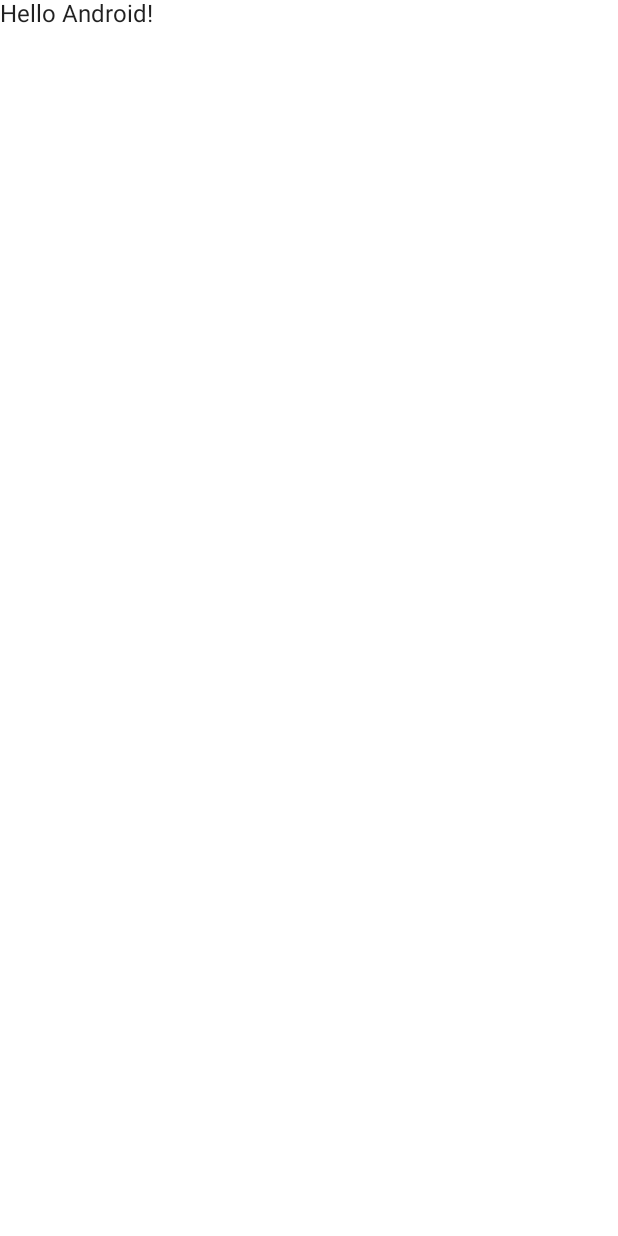
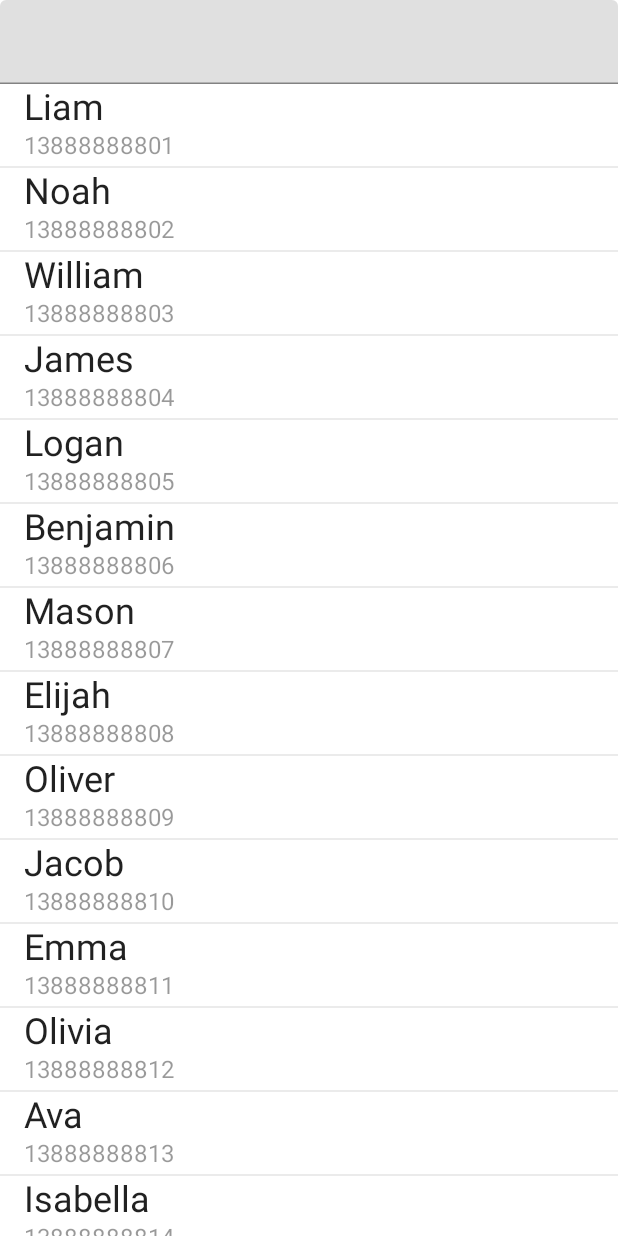
Before and after one commit to Junjie-Jia/JetContacts, an Android app built with Jetpack Compose: the screen it shows after launch (MainActivity), on a phone screen of 412 x 824 dp. Before the commit the screen is almost empty. Run offline under Robolectric (Android 15) with nearby library versions, the phone set to English and light mode, and no system bars.

Commit message:
Contacts list with search function.

```diff
--- /dev/null
+++ b/app/src/main/java/com/jia/jetcontacts/Contact.kt
@@ -0,0 +1,3 @@
+package com.jia.jetcontacts
+
+data class Contact(val name: String, val phoneNumber: String)
--- a/app/src/main/java/com/jia/jetcontacts/MainActivity.kt
+++ b/app/src/main/java/com/jia/jetcontacts/MainActivity.kt
@@ -3,21 +3,60 @@ package com.jia.jetcontacts
 import android.os.Bundle
 import androidx.activity.ComponentActivity
 import androidx.activity.compose.setContent
-import androidx.compose.material.MaterialTheme
-import androidx.compose.material.Surface
-import androidx.compose.material.Text
+import androidx.compose.foundation.layout.Column
+import androidx.compose.foundation.layout.fillMaxWidth
+import androidx.compose.foundation.layout.padding
+import androidx.compose.foundation.lazy.LazyColumn
+import androidx.compose.foundation.lazy.items
+import androidx.compose.material.*
+import androidx.compose.material.MaterialTheme.typography
 import androidx.compose.runtime.Composable
+import androidx.compose.runtime.mutableStateOf
+import androidx.compose.runtime.*
+import androidx.compose.ui.Modifier
 import androidx.compose.ui.tooling.preview.Preview
+import androidx.compose.ui.unit.dp
 import com.jia.jetcontacts.ui.theme.JetContactsTheme
 
 class MainActivity : ComponentActivity() {
+
+    private val contacts by lazy {
+        listOf(
+            Contact("Liam", "13888888801"),
+            Contact("Noah", "13888888802"),
+            Contact("William", "13888888803"),
+            Contact("James", "13888888804"),
+            Contact("Logan", "13888888805"),
+            Contact("Benjamin", "13888888806"),
+            Contact("Mason", "13888888807"),
+            Contact("Elijah", "13888888808"),
+            Contact("Oliver", "13888888809"),
+            Contact("Jacob", "13888888810"),
+            Contact("Emma", "13888888811"),
+            Contact("Olivia", "13888888812"),
+            Contact("Ava", "13888888813"),
+            Contact("Isabella", "13888888814"),
+            Contact("Sophia", "13888888815"),
+            Contact("Mia", "13888888816"),
+            Contact("Charlotte", "13888888817"),
+            Contact("Amelia", "13888888818"),
+            Contact("Evelyn", "13888888819"),
+            Contact("Abigail", "13888888820")
+        )
+    }
+
+
     override fun onCreate(savedInstanceState: Bundle?) {
         super.onCreate(savedInstanceState)
         setContent {
             JetContactsTheme {
                 // A surface container using the 'background' color from the theme
                 Surface(color = MaterialTheme.colors.background) {
-                    Greeting("Android")
+
+                    var name by remember { mutableStateOf("") }
+                    ContactList(contacts = contacts, name = name, onNameChange = {
+                        name = it
+                    })
                 }
             }
         }
@@ -25,14 +64,56 @@ class MainActivity : ComponentActivity() {
 }
 
 @Composable
-fun Greeting(name: String) {
-    Text(text = "Hello $name!")
+fun ContactList(contacts: List<Contact>, name: String, onNameChange: (String) -> Unit) {
+    Column {
+        TextField(
+            modifier = Modifier
+                .fillMaxWidth(),
+            value = name,
+            onValueChange = onNameChange,
+        )
+
+        LazyColumn {
+            items(contacts.filter { contact ->
+                contact.name.contains(
+                    name,
+                    ignoreCase = true
+                )
+            }, key = {
+                it.phoneNumber
+            }) { contact ->
+                ContactRow(contact)
+            }
+        }
+    }
+}
+
+@Composable
+fun ContactRow(contact: Contact) {
+    Column(
+        modifier = Modifier
+            .fillMaxWidth()
+    ) {
+        Text(
+            style = typography.h5,
+            text = contact.name,
+            modifier = Modifier.padding(16.dp, 2.dp, 0.dp, 0.dp),
+        )
+        Text(
+            color = typography.subtitle2.color.copy(alpha = 0.4f),
+            text = contact.phoneNumber,
+            modifier = Modifier.padding(16.dp, 2.dp, 0.dp, 4.dp)
+        )
+        Divider(
+            color = MaterialTheme.colors.onSurface.copy(alpha = 0.08f)
+        )
+    }
 }
 
 @Preview(showBackground = true)
 @Composable
 fun DefaultPreview() {
     JetContactsTheme {
-        Greeting("Android")
+        ContactRow(Contact("Liam", "13888888801"))
     }
 }
```
